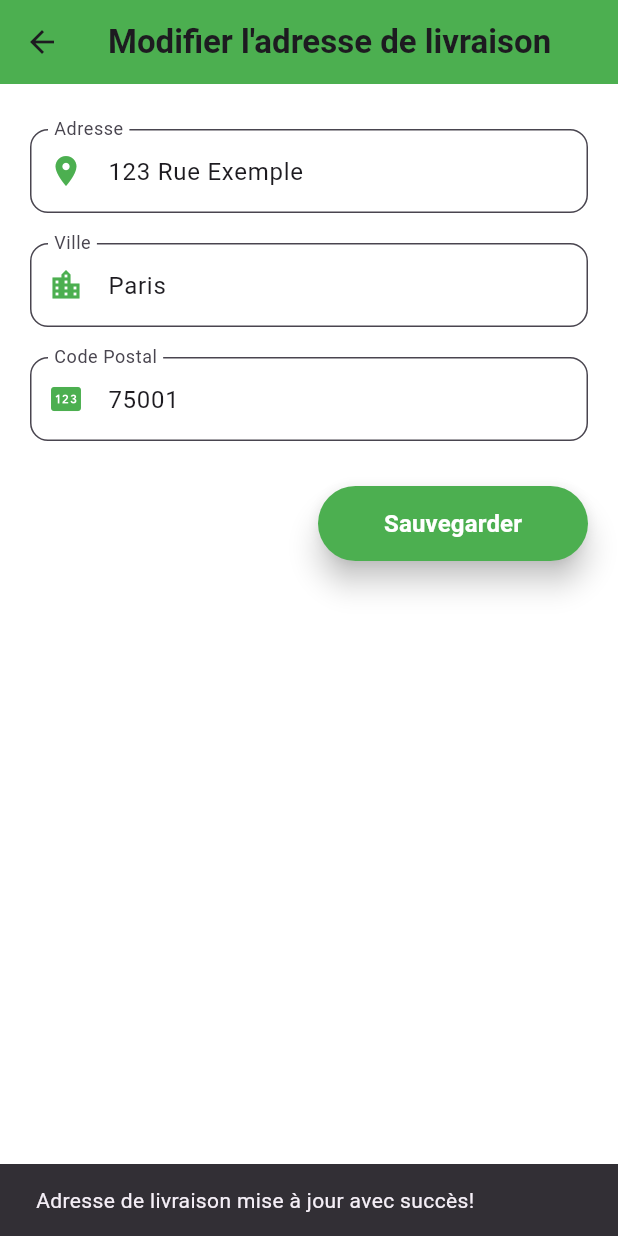
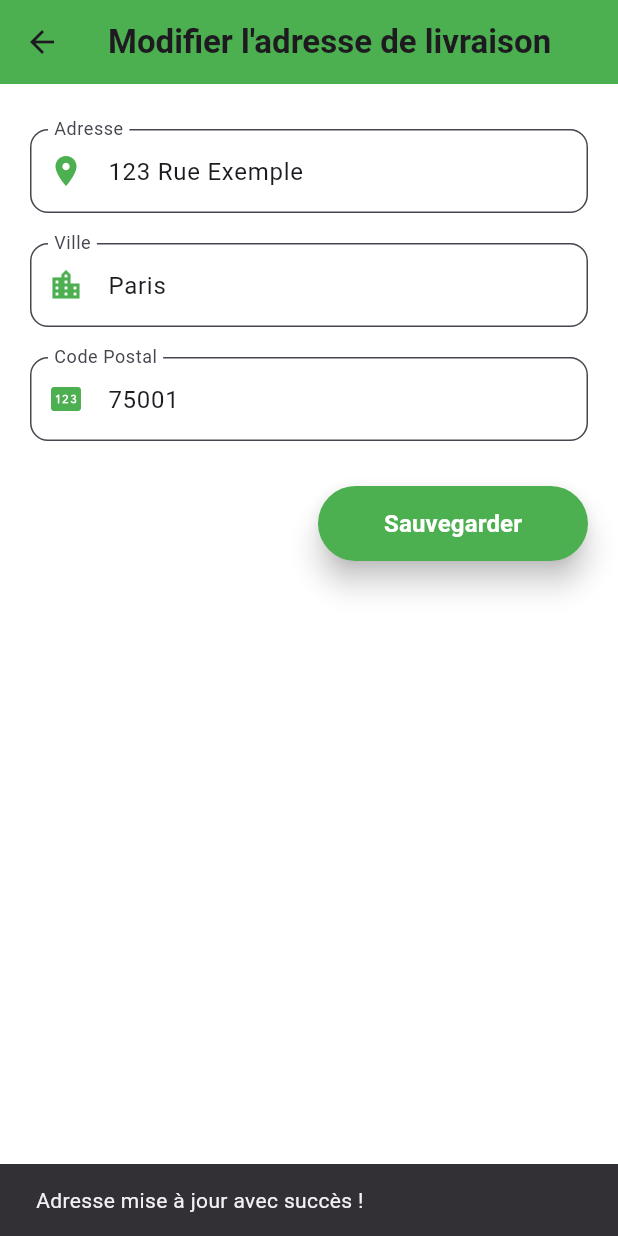
Before and after one commit to Fatimazahrasaad1/pfepay, a Flutter app: the UpdateAdressesLivraisonPage screen opened directly, after a tap on "Sauvegarder", on a phone screen of 412 x 824 dp. Run offline on Flutter 3.47's test engine with Material 3 defaults, Android fonts, the phone set to English and light mode, and no system bars; Roboto replaces fonts that are missing (Zabal).

Commit message:
Correction des erreurs dans update_adresses_livraison.dart

```diff
--- a/lib/views/parametre/update_adresses_livraison.dart
+++ b/lib/views/parametre/update_adresses_livraison.dart
@@ -1,6 +1,4 @@
 import 'package:flutter/material.dart';
-import 'package:provider/provider.dart';
-import 'package:mkadia/provider/adresseprovider.dart';
 
 class UpdateAdressesLivraisonPage extends StatefulWidget {
   @override
@@ -9,18 +7,20 @@ class UpdateAdressesLivraisonPage extends StatefulWidget {
 
 class _UpdateAdressesLivraisonPageState extends State<UpdateAdressesLivraisonPage> {
   final _formKey = GlobalKey<FormState>();
+
+  // Valeurs stockées localement
   late TextEditingController _addressController;
   late TextEditingController _cityController;
   late TextEditingController _postalCodeController;
 
+  // Initialisation avec des valeurs par défaut
   @override
   void initState() {
     super.initState();
-    final adresseProvider = Provider.of<AdresseProvider>(context, listen: false);
 
-    _addressController = TextEditingController(text: adresseProvider.address);
-    _cityController = TextEditingController(text: adresseProvider.city);
-    _postalCodeController = TextEditingController(text: adresseProvider.postalCode);
+    _addressController = TextEditingController(text: '123 Rue Exemple');
+    _cityController = TextEditingController(text: 'Paris');
+    _postalCodeController = TextEditingController(text: '75001');
   }
 
   @override
@@ -33,8 +33,6 @@ class _UpdateAdressesLivraisonPageState extends State<UpdateAdressesLivraisonPag
 
   @override
   Widget build(BuildContext context) {
-    final adresseProvider = Provider.of<AdresseProvider>(context);
-
     return Scaffold(
       backgroundColor: Colors.white,
       appBar: AppBar(
@@ -86,15 +84,10 @@ class _UpdateAdressesLivraisonPageState extends State<UpdateAdressesLivraisonPag
                   child: ElevatedButton(
                     onPressed: () {
                       if (_formKey.currentState!.validate()) {
-                        adresseProvider.updateAdresse(
-                          _addressController.text,
-                          _cityController.text,
-                          _postalCodeController.text,
-                        );
-
+                        // Simule une sauvegarde en local
                         ScaffoldMessenger.of(context).showSnackBar(
                           SnackBar(
-                            content: Text('Adresse de livraison mise à jour avec succès!'),
+                            content: Text('Adresse mise à jour avec succès !'),
                           ),
                         );
                       }
```
